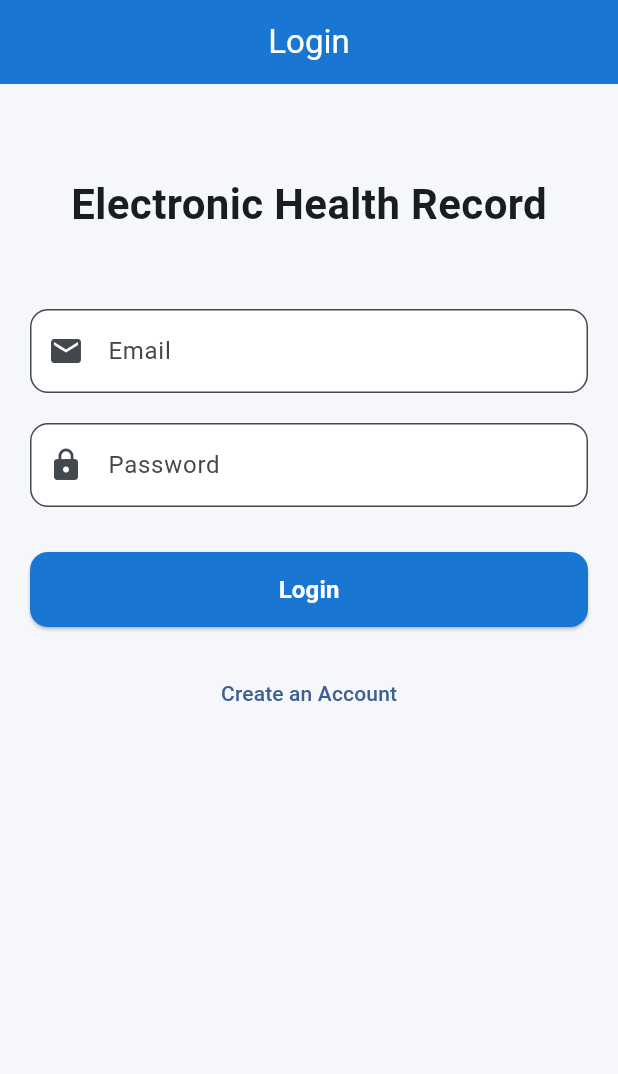
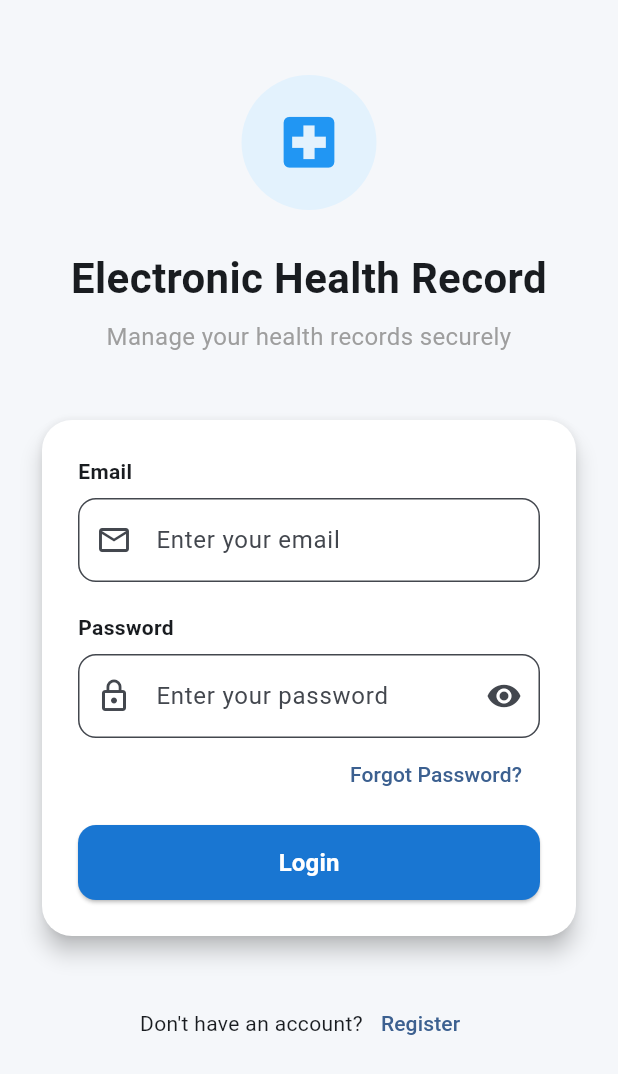
Before and after one commit to ShadowfighterAC/Digital-Health-Record-System, a Flutter app: the screen it shows after launch, on a phone screen of 412 x 824 dp. Shown: the top 1074 px of the screen. Run offline on Flutter 3.47's test engine with Material 3 defaults, Android fonts, the phone set to English and light mode, and no system bars; our stand-ins replace firebase_core; accounts and stored records are empty.

Commit message:
Redesign login screen UI and improve text field widget

```diff
--- a/lib/screens/auth/login_screen.dart
+++ b/lib/screens/auth/login_screen.dart
@@ -14,6 +14,8 @@ class _LoginScreenState extends State<LoginScreen> {
   final emailController = TextEditingController();
   final passwordController = TextEditingController();
 
+  bool obscurePassword = true;
+
   @override
   void dispose() {
     emailController.dispose();
@@ -24,57 +26,134 @@ class _LoginScreenState extends State<LoginScreen> {
   @override
   Widget build(BuildContext context) {
     return Scaffold(
-      appBar: AppBar(
-        title: const Text("Login"),
-      ),
+      backgroundColor: const Color(0xFFF5F7FA),
       body: SafeArea(
         child: SingleChildScrollView(
-          padding: const EdgeInsets.all(20),
+          padding: const EdgeInsets.symmetric(horizontal: 24, vertical: 30),
           child: Column(
-            crossAxisAlignment: CrossAxisAlignment.stretch,
             children: [
-              const SizedBox(height: 40),
+              const SizedBox(height: 20),
 
-              const Center(
-                child: Text(
+              const CircleAvatar(
+                radius: 45,
+                backgroundColor: Color(0xFFE3F2FD),
+                child: Icon(
+                  Icons.local_hospital,
+                  size: 45,
+                  color: Colors.blue,
+                ),
+              ),
+
+              const SizedBox(height: 25),
+
+              const Text(
                 "Electronic Health Record",
+                textAlign: TextAlign.center,
                 style: TextStyle(
                   fontSize: 28,
                   fontWeight: FontWeight.bold,
                 ),
               ),
+
+              const SizedBox(height: 8),
+
+              const Text(
+                "Manage your health records securely",
+                textAlign: TextAlign.center,
+                style: TextStyle(
+                  color: Colors.grey,
+                  fontSize: 16,
+                ),
               ),
 
-              const SizedBox(height: 50),
+              const SizedBox(height: 40),
+
+              Card(
+                elevation: 6,
+                shape: RoundedRectangleBorder(
+                  borderRadius: BorderRadius.circular(20),
+                ),
+                child: Padding(
+                  padding: const EdgeInsets.all(24),
+                  child: Column(
+                    crossAxisAlignment: CrossAxisAlignment.stretch,
+                    children: [
+                      const Text(
+                        "Email",
+                        style: TextStyle(
+                          fontWeight: FontWeight.w600,
+                        ),
+                      ),
+
+                      const SizedBox(height: 8),
 
                       CustomTextField(
                         controller: emailController,
-                hintText: "Email",
-                prefixIcon: Icons.email,
+                        hintText: "Enter your email",
+                        prefixIcon: Icons.email_outlined,
                         keyboardType: TextInputType.emailAddress,
                       ),
 
                       const SizedBox(height: 20),
 
+                      const Text(
+                        "Password",
+                        style: TextStyle(
+                          fontWeight: FontWeight.w600,
+                        ),
+                      ),
+
+                      const SizedBox(height: 8),
+
                       CustomTextField(
                         controller: passwordController,
-                hintText: "Password",
-                prefixIcon: Icons.lock,
-                obscureText: true,
+                        hintText: "Enter your password",
+                        prefixIcon: Icons.lock_outline,
+                        obscureText: obscurePassword,
+                        suffixIcon: IconButton(
+                          icon: Icon(
+                            obscurePassword
+                                ? Icons.visibility
+                                : Icons.visibility_off,
+                          ),
+                          onPressed: () {
+                            setState(() {
+                              obscurePassword = !obscurePassword;
+                            });
+                          },
+                        ),
                       ),
 
-              const SizedBox(height: 30),
+                      Align(
+                        alignment: Alignment.centerRight,
+                        child: TextButton(
+                          onPressed: () {},
+                          child: const Text("Forgot Password?"),
+                        ),
+                      ),
+
+                      const SizedBox(height: 10),
 
                       CustomButton(
                         text: "Login",
                         onPressed: () {},
                       ),
+                    ],
+                  ),
+                ),
+              ),
 
-              const SizedBox(height: 20),
+              const SizedBox(height: 30),
 
+              Row(
+                mainAxisAlignment: MainAxisAlignment.center,
+                children: [
+                  const Text("Don't have an account?"),
                   TextButton(
                     onPressed: () {},
-                child: const Text("Create an Account"),
+                    child: const Text("Register"),
+                  ),
+                ],
               ),
             ],
           ),
--- a/lib/widgets/custom_text_field.dart
+++ b/lib/widgets/custom_text_field.dart
@@ -6,6 +6,7 @@ class CustomTextField extends StatelessWidget {
   final IconData prefixIcon;
   final bool obscureText;
   final TextInputType keyboardType;
+  final Widget? suffixIcon;
 
   const CustomTextField({
     super.key,
@@ -14,6 +15,7 @@ class CustomTextField extends StatelessWidget {
     required this.prefixIcon,
     this.obscureText = false,
     this.keyboardType = TextInputType.text,
+    this.suffixIcon,
   });
 
   @override
@@ -25,6 +27,7 @@ class CustomTextField extends StatelessWidget {
       decoration: InputDecoration(
         hintText: hintText,
         prefixIcon: Icon(prefixIcon),
+        suffixIcon: suffixIcon,
       ),
     );
   }
```
Lines whose indentation alone changed are shown as unchanged.
